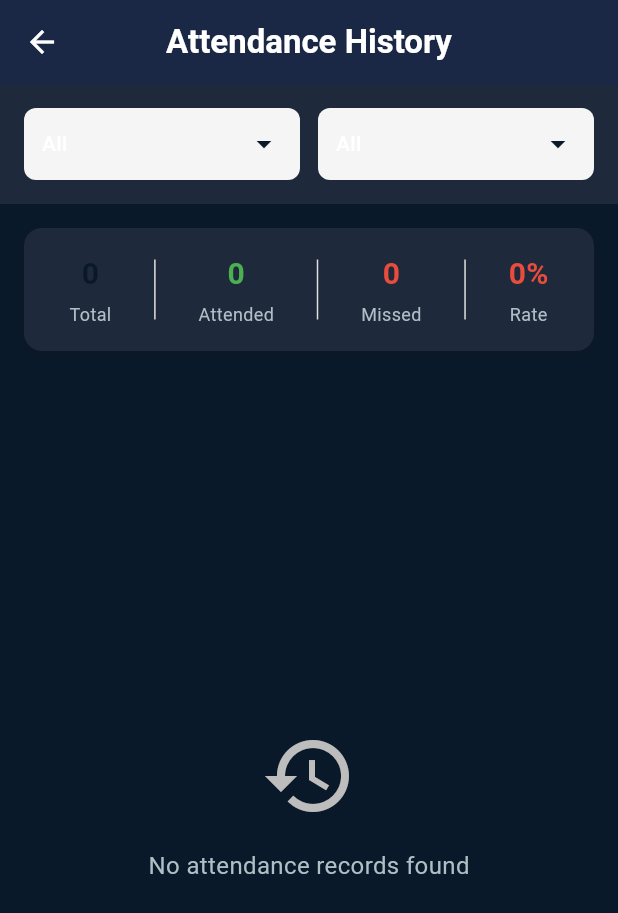
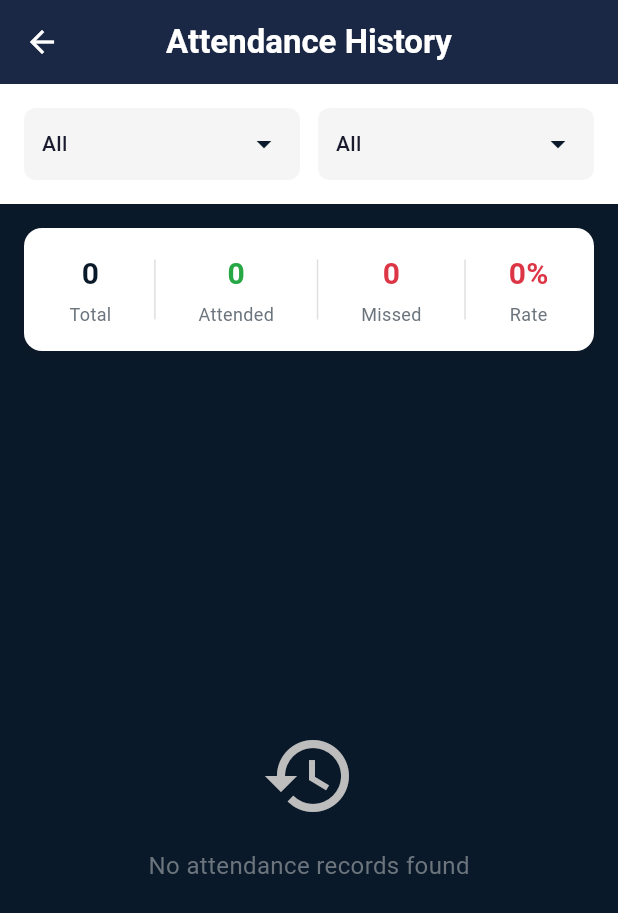
Before and after one commit to Elvis-Kayonga/AcademicTrackerPlatform, a Flutter app: the AttendanceHistoryScreen screen opened directly, on a phone screen of 412 x 824 dp. Shown: the top 913 px of the screen. Run offline on Flutter 3.47's test engine with Material 3 defaults, Android fonts, the phone set to English and light mode, and no system bars; our stand-ins replace sqflite; accounts and stored records are empty.

Commit message:
improved colour scheme

```diff
--- a/lib/utils/app_theme.dart
+++ b/lib/utils/app_theme.dart
@@ -1,30 +1,29 @@
 import 'package:flutter/material.dart';
 
 /// ALU Brand Colors Theme
-/// Maintains consistency across all screens
 class AppTheme {
   // Primary ALU Colors
   static const Color primaryDarkBlue = Color(0xFF0A1929);
-  static const Color secondaryNavyBlue = Color(0xFF1A2332);
+  static const Color secondaryNavyBlue = Color(0xFF1A2332);   // Dark nav blue
   static const Color accentYellow = Color(0xFFFFC107);
-  static const Color warningRed = Color(0xFFE74C3C);
+  static const Color warningRed = Color(0xFFDC3545);          // red
   static const Color warningOrange = Color(0xFFFF9800);
 
   // Additional Colors
-  static const Color cardBackground = Color(0xFF1E293B);
-  static const Color textPrimary = Colors.white;
-  static const Color textSecondary = Color(0xFFB0BEC5);
-  static const Color successGreen = Color(0xFF4CAF50);
+  static const Color cardBackground = Colors.white;           // White cards only
+  static const Color textPrimary = Color(0xFF1A1A2E);         // Dark text for white cards
+  static const Color textSecondary = Color(0xFF6C757D);       // Gray text for white cards
+  static const Color successGreen = Color(0xFF28A745);        // Better green
 
   // Status Colors
-  static const Color highPriority = Color(0xFFE74C3C);
+  static const Color highPriority = Color(0xFFDC3545);
   static const Color mediumPriority = Color(0xFFFF9800);
-  static const Color lowPriority = Color(0xFF4CAF50);
+  static const Color lowPriority = Color(0xFF28A745);
 
   // Attendance Status Colors
-  static const Color attendanceGood = Color(0xFF4CAF50); // >= 75%
-  static const Color attendanceWarning = Color(0xFFFF9800); // 65-74%
-  static const Color attendanceDanger = Color(0xFFE74C3C); // < 65%
+  static const Color attendanceGood = Color(0xFF28A745);      // >= 75%
+  static const Color attendanceWarning = Color(0xFFFF9800);   // 65-74%
+  static const Color attendanceDanger = Color(0xFFDC3545);    // < 65%
 
   static ThemeData get darkTheme {
     return ThemeData(
```
